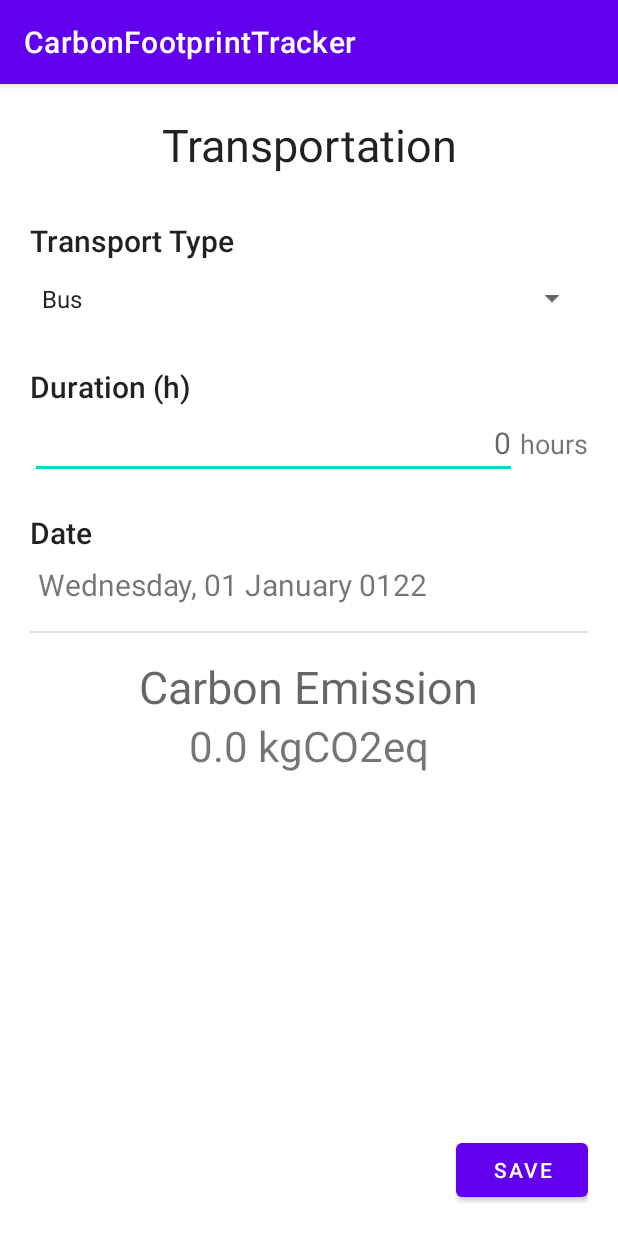
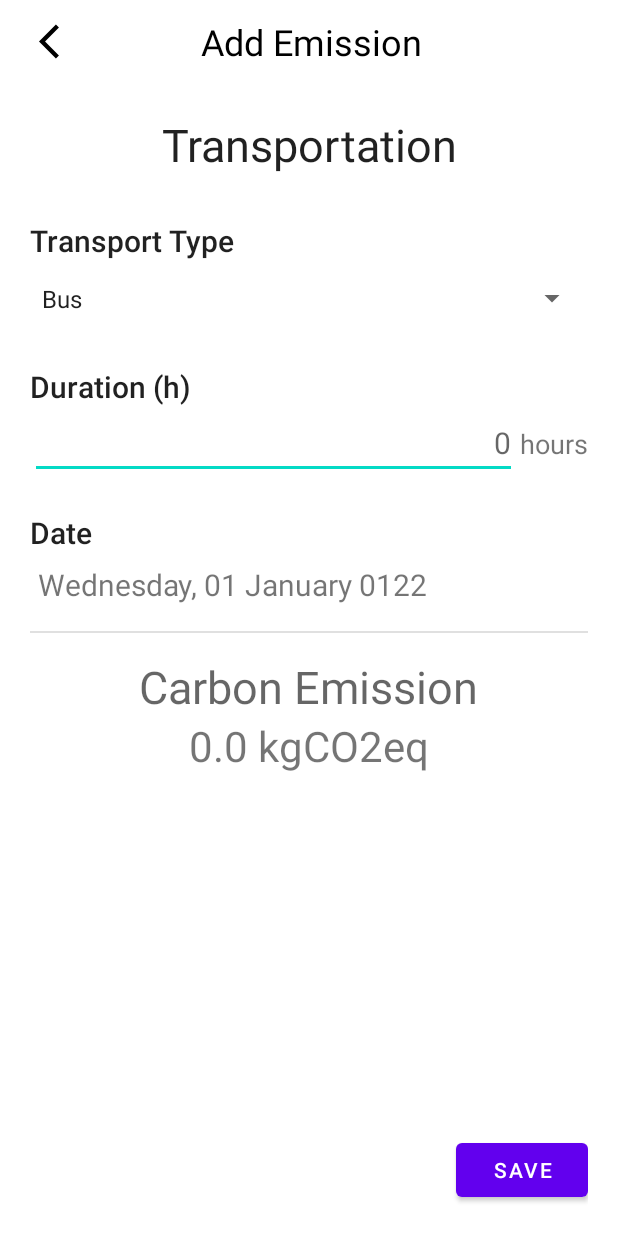
Before and after one commit to 23sent/CarbonFootprintTracker, an Android app: the AddEmissionActivity screen opened directly, with no data from a screen before it, after a tap on "TRANSPORTATION", on a phone screen of 412 x 824 dp. Run offline under Robolectric (Android 15) with nearby library versions, the phone set to English and light mode, and no system bars.

Commit message:
Add custom action bar.

```diff
--- a/app/src/main/java/com/example/carbonfootprinttracker/AddEmissionActivity.java
+++ b/app/src/main/java/com/example/carbonfootprinttracker/AddEmissionActivity.java
@@ -5,10 +5,13 @@ import androidx.appcompat.app.AppCompatActivity;
 import androidx.appcompat.widget.Toolbar;
 
 import android.content.Intent;
+import android.graphics.Color;
 import android.graphics.drawable.ColorDrawable;
 import android.os.Bundle;
 import android.view.View;
 import android.widget.Button;
+import android.widget.ImageView;
+import android.widget.TextView;
 
 public class AddEmissionActivity extends AppCompatActivity {
     Button addTransportationBtn;
@@ -20,6 +23,17 @@ public class AddEmissionActivity extends AppCompatActivity {
     protected void onCreate(Bundle savedInstanceState) {
         super.onCreate(savedInstanceState);
         setContentView(R.layout.activity_add_emission);
+
+        getSupportActionBar().setDisplayOptions(ActionBar.DISPLAY_SHOW_CUSTOM);
+        getSupportActionBar().setCustomView(R.layout.action_bar);
+        getSupportActionBar().setBackgroundDrawable(new ColorDrawable(Color.TRANSPARENT));
+        View actionBar = getSupportActionBar().getCustomView();
+        TextView pageHead = actionBar.findViewById(R.id.pageNameTxt);
+        pageHead.setText("Add Emission");
+        ImageView backBtn = actionBar.findViewById(R.id.backBtn);
+        backBtn.setOnClickListener((View view) -> {
+            onBackPressed();
+        });
 
         addTransportationBtn = (Button) findViewById(R.id.addTransportationBtn);
         addTransportationBtn.setOnClickListener((View v) -> {
--- a/app/src/main/java/com/example/carbonfootprinttracker/AddTransportationEmissionActivity.java
+++ b/app/src/main/java/com/example/carbonfootprinttracker/AddTransportationEmissionActivity.java
@@ -1,10 +1,13 @@
 package com.example.carbonfootprinttracker;
 
+import androidx.appcompat.app.ActionBar;
 import androidx.appcompat.app.AppCompatActivity;
 import androidx.fragment.app.DialogFragment;
 
 import android.app.DatePickerDialog;
 import android.app.Dialog;
+import android.graphics.Color;
+import android.graphics.drawable.ColorDrawable;
 import android.icu.util.Calendar;
 import android.os.Bundle;
 import android.text.Editable;
@@ -16,6 +19,7 @@ import android.widget.ArrayAdapter;
 import android.widget.Button;
 import android.widget.DatePicker;
 import android.widget.EditText;
+import android.widget.ImageView;
 import android.widget.Spinner;
 import android.widget.SpinnerAdapter;
 import android.widget.TextView;
@@ -50,6 +54,17 @@ public class AddTransportationEmissionActivity extends AppCompatActivity {
         setContentView(R.layout.activity_add_transportation_emission);
         category = (EmissionTypes.Category) getIntent().getExtras().getSerializable("category");
         emissionTypes = EmissionTypes.getTypes(category);
+
+        getSupportActionBar().setDisplayOptions(ActionBar.DISPLAY_SHOW_CUSTOM);
+        getSupportActionBar().setCustomView(R.layout.action_bar);
+        getSupportActionBar().setBackgroundDrawable(new ColorDrawable(Color.TRANSPARENT));
+        View actionBar = getSupportActionBar().getCustomView();
+        TextView pageHead = actionBar.findViewById(R.id.pageNameTxt);
+        pageHead.setText("Add Emission");
+        ImageView backBtn = actionBar.findViewById(R.id.backBtn);
+        backBtn.setOnClickListener((View view) -> {
+            onBackPressed();
+        });
 
         initTypeText();
 
--- /dev/null
+++ b/app/src/main/res/drawable/ic_baseline_arrow_back_30.xml
@@ -0,0 +1,5 @@
+<vector android:height="30dp" android:tint="?attr/colorControlNormal"
+    android:viewportHeight="24" android:viewportWidth="24"
+    android:width="30dp" xmlns:android="http://schemas.android.com/apk/res/android">
+    <path android:fillColor="@android:color/white" android:pathData="M11.67,3.87L9.9,2.1 0,12l9.9,9.9 1.77,-1.77L3.54,12z"/>
+</vector>
--- /dev/null
+++ b/app/src/main/res/layout/action_bar.xml
@@ -0,0 +1,32 @@
+<?xml version="1.0" encoding="utf-8"?>
+<LinearLayout xmlns:android="http://schemas.android.com/apk/res/android"
+    xmlns:app="http://schemas.android.com/apk/res-auto"
+    android:layout_width="match_parent"
+    android:layout_height="wrap_content"
+    android:gravity="center_vertical"
+    android:padding="10dp"
+    android:weightSum="1">
+
+
+    <ImageView
+        android:id="@+id/backBtn"
+        android:layout_width="27dp"
+        android:layout_height="27dp"
+        app:srcCompat="@drawable/ic_baseline_arrow_back_30"
+        app:tint="@color/black" />
+
+    <TextView
+        android:id="@+id/pageNameTxt"
+        style="@style/TextAppearance.AppCompat.Headline"
+        android:layout_width="match_parent"
+        android:layout_height="wrap_content"
+        android:layout_weight="1"
+        android:text="CarbonFootprintTracker"
+        android:textAlignment="center"
+        android:textColor="@color/black" />
+
+    <Space
+        android:layout_width="24dp"
+        android:layout_height="24dp" />
+
+</LinearLayout>
```
Also changed, not shown: app/src/main/java/com/example/carbonfootprinttracker/EmissionDetails.java (+14 -0 lines), app/src/main/java/com/example/carbonfootprinttracker/MainActivity.java (+18 -0 lines), app/src/main/java/com/example/carbonfootprinttracker/ViewEmissionsActivity.java (+18 -0 lines).
